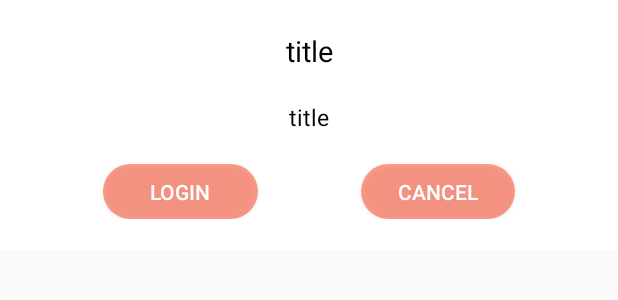
After one commit to umngbhatt6278/MapWidgetDemo, an Android app: the layout alert_dialog_with_title_subtitle_and_two_button.xml on its own in the app's theme, with its tools: preview values and no code run, on a phone screen of 412 x 824 dp. The commit adds this screen. Shown: the top 300 px of the screen. Run offline under Robolectric (Android 15) with nearby library versions, the phone set to English and light mode, and no system bars.

Commit message:
Travel MeMories - Remove From Device ui added - Remove From Device Functionality added - New Ui Added - For Uploading need to login

```diff
--- a/app/build.gradle
+++ b/app/build.gradle
@@ -99,7 +99,7 @@ dependencies {
     annotationProcessor 'com.github.bumptech.glide:compiler:4.10.0'
 
     implementation 'com.intuit.sdp:sdp-android:1.1.0'
-
+    implementation 'com.intuit.ssp:ssp-android:1.1.0'
 
 
     //ktor
--- a/app/src/main/java/com/example/mapwidgetdemo/ui/activity/MapPinActivity.kt
+++ b/app/src/main/java/com/example/mapwidgetdemo/ui/activity/MapPinActivity.kt
@@ -39,8 +39,7 @@ class MapPinActivity : BaseActivity() {
             }
         })
 
-        datalist =
-            SharedPreferenceUtils.getArrayList(AppConstants.SharedPreferenceKeys.PREF_MAP_VIDEO_LIST)
+        datalist = SharedPreferenceUtils.getArrayList(AppConstants.SharedPreferenceKeys.PREF_MAP_VIDEO_LIST)
 
         binding.recPins.adapter = adapter
 
--- /dev/null
+++ b/app/src/main/res/layout/alert_dialog_with_title_subtitle_and_two_button.xml
@@ -0,0 +1,76 @@
+<?xml version="1.0" encoding="utf-8"?>
+<layout
+    xmlns:android="http://schemas.android.com/apk/res/android"
+    xmlns:app="http://schemas.android.com/apk/res-auto">
+
+    <androidx.constraintlayout.widget.ConstraintLayout
+        android:layout_width="match_parent"
+        android:layout_height="wrap_content"
+        android:background="@color/white"
+        android:paddingBottom="@dimen/_16sdp">
+
+        <androidx.appcompat.widget.AppCompatTextView
+            android:id="@+id/txt_title"
+            android:layout_width="wrap_content"
+            android:layout_height="wrap_content"
+            android:layout_gravity="center"
+            android:layout_marginTop="@dimen/_16sdp"
+            android:paddingHorizontal="@dimen/_16sdp"
+            android:text="title"
+            android:textColor="@color/black"
+            android:textSize="@dimen/_15ssp"
+            app:layout_constraintEnd_toEndOf="parent"
+            app:layout_constraintStart_toStartOf="parent"
+            app:layout_constraintTop_toTopOf="parent" />
+
+        <androidx.appcompat.widget.AppCompatTextView
+            android:id="@+id/txt_sub_title"
+            android:layout_width="wrap_content"
+            android:layout_height="wrap_content"
+            android:layout_gravity="center"
+            android:layout_marginTop="@dimen/_16sdp"
+            android:paddingHorizontal="@dimen/_16sdp"
+            android:text="title"
+            android:textColor="@color/black"
+            android:textSize="@dimen/_12ssp"
+            app:layout_constraintEnd_toEndOf="parent"
+            app:layout_constraintStart_toStartOf="parent"
+            app:layout_constraintTop_toBottomOf="@id/txt_title" />
+
+        <androidx.appcompat.widget.AppCompatButton
+            android:id="@+id/btn_yes"
+            android:layout_width="0dp"
+            android:background="@drawable/rounded_edittext"
+            android:backgroundTint="@color/purple_500"
+            android:layout_height="0dp"
+            android:layout_marginTop="@dimen/_16sdp"
+            android:clickable="true"
+            android:focusable="true"
+            android:textColor="@color/white"
+            android:text="Login"
+            app:layout_constraintEnd_toStartOf="@+id/btn_no"
+            app:layout_constraintHeight_percent="0.25"
+            app:layout_constraintHorizontal_chainStyle="spread"
+            app:layout_constraintStart_toStartOf="parent"
+            app:layout_constraintTop_toBottomOf="@id/txt_sub_title"
+            app:layout_constraintWidth_percent="0.25" />
+
+        <androidx.appcompat.widget.AppCompatButton
+            android:id="@+id/btn_no"
+            android:layout_width="0dp"
+            android:layout_height="0dp"
+            android:background="@drawable/rounded_edittext"
+            android:backgroundTint="@color/purple_500"
+            android:layout_marginTop="@dimen/_16sdp"
+            android:clickable="true"
+            android:focusable="true"
+            android:textColor="@color/white"
+            android:text="Cancel"
+            app:layout_constraintEnd_toEndOf="parent"
+            app:layout_constraintHeight_percent="0.25"
+            app:layout_constraintStart_toEndOf="@+id/btn_yes"
+            app:layout_constraintTop_toBottomOf="@id/txt_sub_title"
+            app:layout_constraintWidth_percent="0.25" />
+
+    </androidx.constraintlayout.widget.ConstraintLayout>
+</layout>
--- a/app/src/main/res/values/strings.xml
+++ b/app/src/main/res/values/strings.xml
@@ -346,4 +346,6 @@
     <string name="str_title_name">Name</string>
     <string name="sync">Sync</string>
     <string name="logout">Logout</string>
+    <string name="upload_server_msg">You Need To Login This Application For Uploading To Server</string>
+    <string name="title_text">Title Text</string>
 </resources>
```
Also changed, not shown: app/src/main/java/com/example/mapwidgetdemo/custom_camera/VideoFragment.kt (+26 -12 lines), app/src/main/java/com/example/mapwidgetdemo/ui/activity/MapActivity.kt (+9 -4 lines), app/src/main/java/com/example/mapwidgetdemo/ui/activity/SettingsActivity.kt (+52 -6 lines), app/src/main/java/com/example/mapwidgetdemo/ui/activity/VideoActivity.kt (+10 -15 lines), app/src/main/java/com/example/mapwidgetdemo/utils/AppConstants.kt (+13 -0 lines), app/src/main/java/com/example/mapwidgetdemo/utils/DialogClickInterface.kt (added, +10 -0 lines), app/src/main/java/com/example/mapwidgetdemo/utils/DialogUtils.kt (+62 -3 lines), app/src/main/res/drawable/square_edittext.xml (added, +13 -0 lines), app/src/main/res/layout/alert_dialog_edit_text_wtih_button.xml (added, +98 -0 lines).
